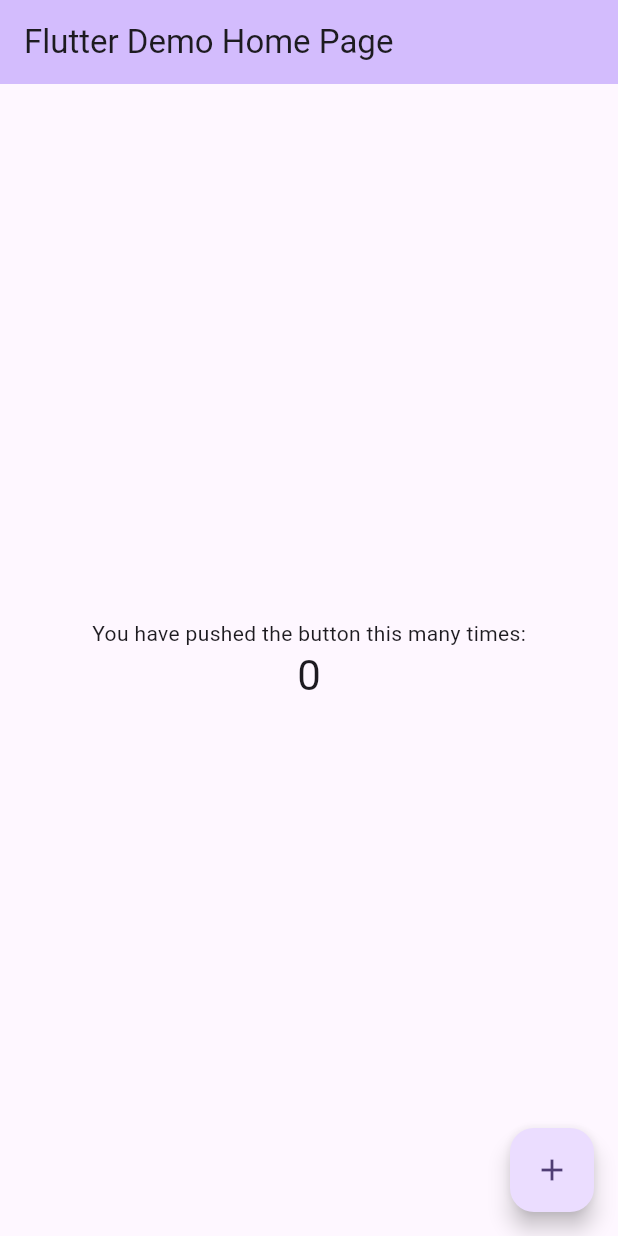
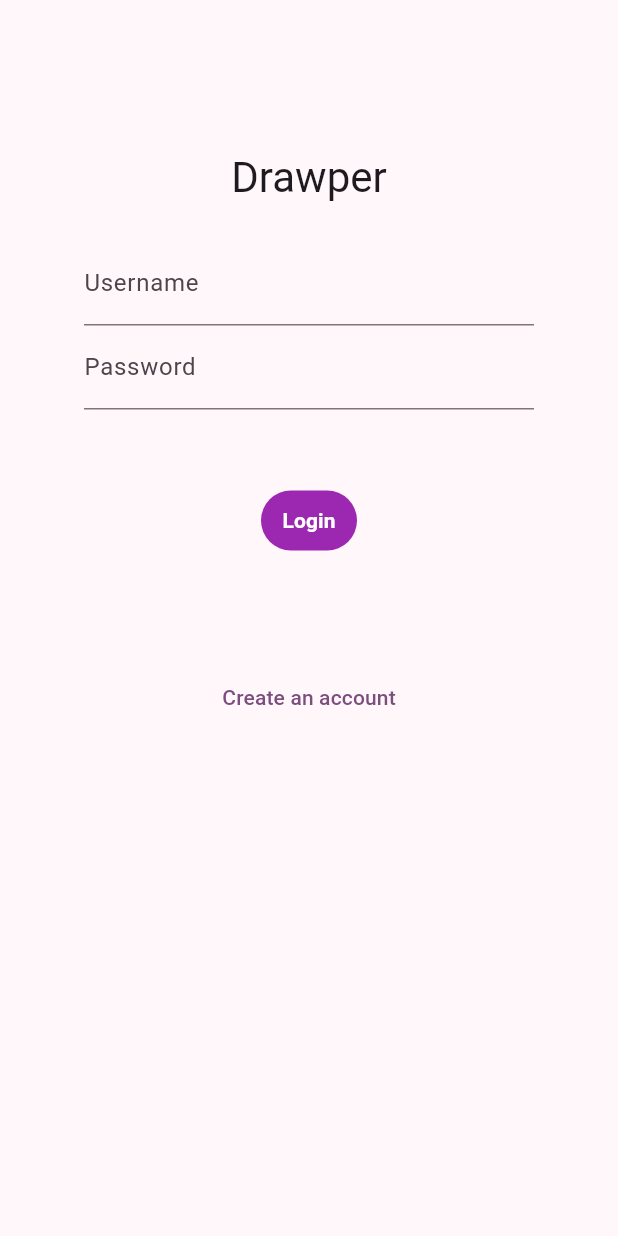
Before and after one commit to ArnabSagar/drawper, a Flutter app: the screen it shows after launch, on a phone screen of 412 x 824 dp. Run offline on Flutter 3.47's test engine with Material 3 defaults, Android fonts, the phone set to English and light mode, and no system bars.

Commit message:
Basic UI implementation

```diff
--- a/lib/main.dart
+++ b/lib/main.dart
@@ -1,4 +1,6 @@
 import 'package:flutter/material.dart';
+
+import 'homePage.dart';
 
 void main() {
   runApp(const MyApp());
@@ -11,115 +13,81 @@
   @override
   Widget build(BuildContext context) {
     return MaterialApp(
-      title: 'Flutter Demo',
+      title: 'Drawper',
       theme: ThemeData(
-        // This is the theme of your application.
-        //
-        // TRY THIS: Try running your application with "flutter run". You'll see
-        // the application has a purple toolbar. Then, without quitting the app,
-        // try changing the seedColor in the colorScheme below to Colors.green
-        // and then invoke "hot reload" (save your changes or press the "hot
-        // reload" button in a Flutter-supported IDE, or press "r" if you used
-        // the command line to start the app).
-        //
-        // Notice that the counter didn't reset back to zero; the application
-        // state is not lost during the reload. To reset the state, use hot
-        // restart instead.
-        //
-        // This works for code too, not just values: Most code changes can be
-        // tested with just a hot reload.
-        colorScheme: ColorScheme.fromSeed(seedColor: Colors.deepPurple),
+        colorScheme: ColorScheme.fromSeed(seedColor: Colors.purple),
         useMaterial3: true,
       ),
-      home: const MyHomePage(title: 'Flutter Demo Home Page'),
+      home: const MyHomePage(title: 'Drawper Login Page'),
+      debugShowCheckedModeBanner: false,
     );
   }
 }
 
 class MyHomePage extends StatefulWidget {
   const MyHomePage({super.key, required this.title});
-
-  // This widget is the home page of your application. It is stateful, meaning
-  // that it has a State object (defined below) that contains fields that affect
-  // how it looks.
-
-  // This class is the configuration for the state. It holds the values (in this
-  // case the title) provided by the parent (in this case the App widget) and
-  // used by the build method of the State. Fields in a Widget subclass are
-  // always marked "final".
-
   final String title;
 
   @override
   State<MyHomePage> createState() => _MyHomePageState();
 }
 
+void _login() {
+  // TODO: LOGIN FUNCTIONALITY
+}
+
+void _create() {
+  // TODO: CREATE ACCOUNT FUNCTIONALITY
+}
+
 class _MyHomePageState extends State<MyHomePage> {
-  int _counter = 0;
-
-  void _incrementCounter() {
-    setState(() {
-      // This call to setState tells the Flutter framework that something has
-      // changed in this State, which causes it to rerun the build method below
-      // so that the display can reflect the updated values. If we changed
-      // _counter without calling setState(), then the build method would not be
-      // called again, and so nothing would appear to happen.
-      _counter++;
-    });
-  }
-
   @override
   Widget build(BuildContext context) {
-    // This method is rerun every time setState is called, for instance as done
-    // by the _incrementCounter method above.
-    //
-    // The Flutter framework has been optimized to make rerunning build methods
-    // fast, so that you can just rebuild anything that needs updating rather
-    // than having to individually change instances of widgets.
     return Scaffold(
-      appBar: AppBar(
-        // TRY THIS: Try changing the color here to a specific color (to
-        // Colors.amber, perhaps?) and trigger a hot reload to see the AppBar
-        // change color while the other colors stay the same.
-        backgroundColor: Theme.of(context).colorScheme.inversePrimary,
-        // Here we take the value from the MyHomePage object that was created by
-        // the App.build method, and use it to set our appbar title.
-        title: Text(widget.title),
-      ),
+      resizeToAvoidBottomInset: false,
       body: Center(
-        // Center is a layout widget. It takes a single child and positions it
-        // in the middle of the parent.
         child: Column(
-          // Column is also a layout widget. It takes a list of children and
-          // arranges them vertically. By default, it sizes itself to fit its
-          // children horizontally, and tries to be as tall as its parent.
-          //
-          // Column has various properties to control how it sizes itself and
-          // how it positions its children. Here we use mainAxisAlignment to
-          // center the children vertically; the main axis here is the vertical
-          // axis because Columns are vertical (the cross axis would be
-          // horizontal).
-          //
-          // TRY THIS: Invoke "debug painting" (choose the "Toggle Debug Paint"
-          // action in the IDE, or press "p" in the console), to see the
-          // wireframe for each widget.
-          mainAxisAlignment: MainAxisAlignment.center,
+          mainAxisAlignment: MainAxisAlignment.start,
           children: <Widget>[
-            const Text(
-              'You have pushed the button this many times:',
-            ),
+            const SizedBox(height: 100),
             Text(
-              '$_counter',
+              "Drawper",
               style: Theme.of(context).textTheme.headlineMedium,
             ),
+            const SizedBox(height: 25),
+            const SizedBox(
+              width: 300,
+              child: TextField(
+                decoration: InputDecoration(labelText: "Username"),
+              ),
+            ),
+            const SizedBox(
+              width: 300,
+              child: TextField(
+                obscureText: true,
+                decoration: InputDecoration(labelText: "Password"),
+              ),
+            ),
+            const SizedBox(height: 50),
+            TextButton(
+              style: const ButtonStyle(
+                backgroundColor: MaterialStatePropertyAll(Colors.purple),
+                foregroundColor: MaterialStatePropertyAll(Colors.white),
+                overlayColor: MaterialStatePropertyAll(Color.fromARGB(255, 112, 29, 126))
+              ),
+              onPressed: () => {
+                Navigator.push(context, MaterialPageRoute(builder: (context) => const HomePage())),
+              },
+              child: const Text("Login", style: TextStyle(fontWeight: FontWeight.bold))
+            ),
+            const SizedBox(height: 70),
+            const TextButton(
+              onPressed: _create,
+              child: Text("Create an account"),
+            )
           ],
         ),
       ),
-      floatingActionButton: FloatingActionButton(
-        onPressed: _incrementCounter,
-        tooltip: 'Increment',
-        child: const Icon(Icons.add),
-      ), // This trailing comma makes auto-formatting nicer for build methods.
     );
   }
 }
```
Also changed, not shown: lib/draw.dart (added, +19 -0 lines), lib/feed.dart (added, +19 -0 lines), lib/homePage.dart (added, +62 -0 lines), lib/profile.dart (added, +19 -0 lines).
